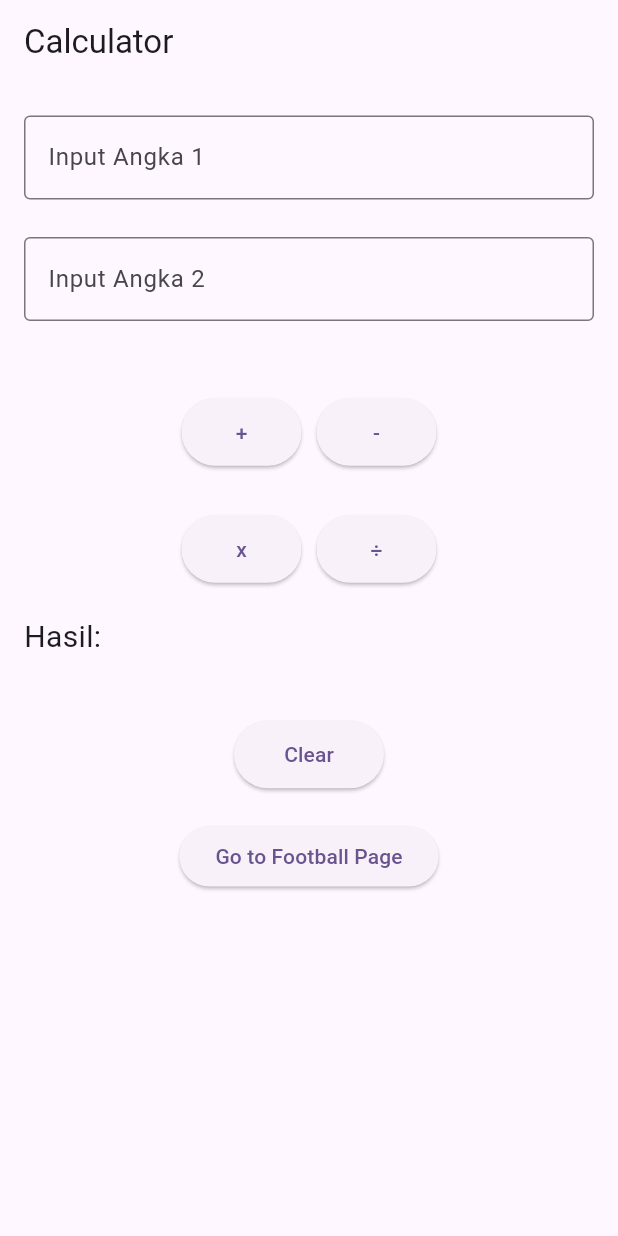
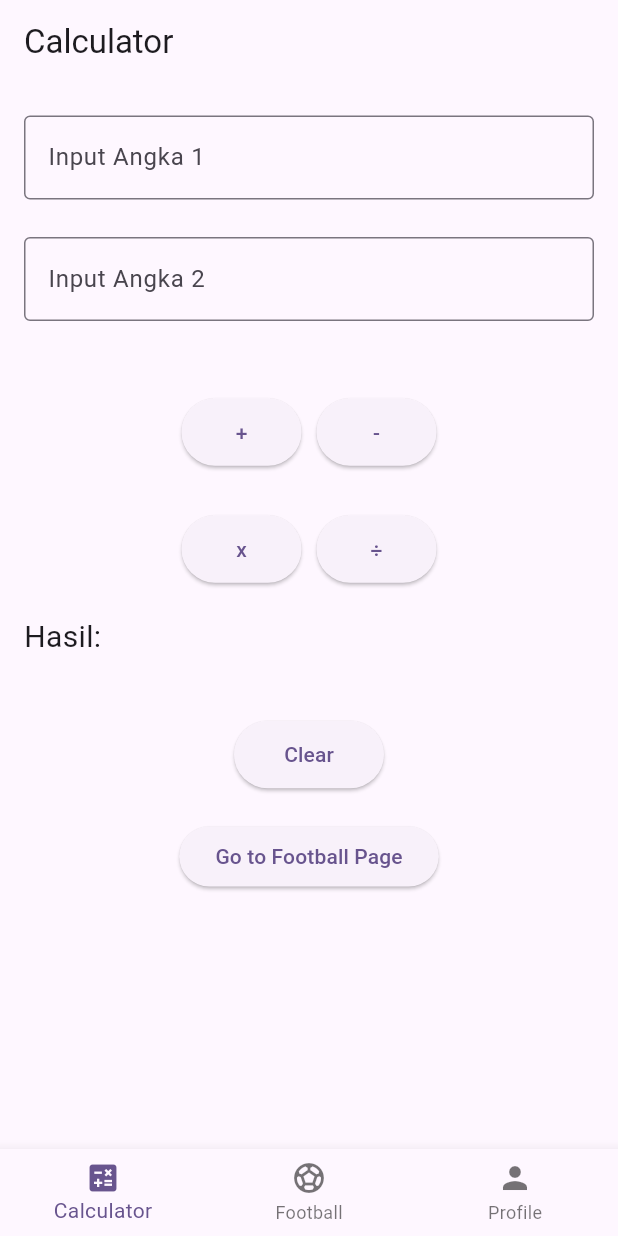
Before and after one commit to fahmilavender/latihan1_11pplg2, a Flutter app: the screen it shows after launch, on a phone screen of 412 x 824 dp. Run offline on Flutter 3.47's test engine with Material 3 defaults, Android fonts, the phone set to English and light mode, and no system bars; our stand-ins replace get.

```diff
--- /dev/null
+++ b/lib/controllers/nav_controller.dart
@@ -0,0 +1,9 @@
+import 'package:get/get.dart';
+
+class NavController extends GetxController {
+  var currentIndex = 0.obs;
+
+  void changeTab(int index) {
+    currentIndex.value = index;
+  }
+}
--- a/lib/main.dart
+++ b/lib/main.dart
@@ -18,7 +18,7 @@ class MyApp extends StatelessWidget {
       theme: ThemeData(
         colorScheme: ColorScheme.fromSeed(seedColor: Colors.deepPurple),
       ),
-      initialRoute: AppRoutes.calculatorPage,
+      initialRoute: AppRoutes.mainPage,
       getPages: AppPages.pages,
     );
   }
--- /dev/null
+++ b/lib/pages/main_page.dart
@@ -0,0 +1,41 @@
+import 'package:flutter/material.dart';
+import 'package:get/get.dart';
+import '../controllers/nav_controller.dart';
+import 'calculator_page.dart';
+import 'football_player_page.dart';
+import 'profile_page.dart';
+
+class MainPage extends StatelessWidget {
+  final NavController navController = Get.put(NavController());
+
+  final List<Widget> pages = [
+    CalculatorPage(),
+    FootballPlayerPage(),
+    ProfilePage(),
+  ];
+
+  @override
+  Widget build(BuildContext context) {
+    return Obx(() => Scaffold(
+      body: pages[navController.currentIndex.value],
+      bottomNavigationBar: BottomNavigationBar(
+        currentIndex: navController.currentIndex.value,
+        onTap: navController.changeTab,
+        items: const [
+          BottomNavigationBarItem(
+            icon: Icon(Icons.calculate),
+             label: "Calculator"
+             ),
+          BottomNavigationBarItem(
+            icon: Icon(Icons.sports_soccer),
+            label: "Football"
+            ),
+          BottomNavigationBarItem(
+            icon: Icon(Icons.person),
+            label: "Profile"
+            ),
+        ],
+      ),
+    ));
+  }
+}
--- a/lib/routes/pages.dart
+++ b/lib/routes/pages.dart
@@ -2,10 +2,16 @@ import 'package:get/get.dart';
 import 'package:latihan1_11pplg2/pages/calculator_page.dart';
 import 'package:latihan1_11pplg2/pages/edit_player_page.dart';
 import 'package:latihan1_11pplg2/pages/football_player_page.dart';
+import 'package:latihan1_11pplg2/pages/main_page.dart';
+import 'package:latihan1_11pplg2/pages/profile_page.dart';
 import 'package:latihan1_11pplg2/routes/routes.dart';
 
 class AppPages {
   static final pages = [
+     GetPage(
+      name: AppRoutes.mainPage,
+      page: () => MainPage(),
+    ),
     GetPage(
       name: AppRoutes.calculatorPage,
       page: () => CalculatorPage(),
@@ -18,5 +24,9 @@ class AppPages {
       name: AppRoutes.editFootballPage,
       page: () => EditPlayerPage(),
     ),
+    GetPage(
+      name: AppRoutes.profilePage,
+      page: () => ProfilePage(),
+    ),
   ];
 }
--- a/lib/routes/routes.dart
+++ b/lib/routes/routes.dart
@@ -1,5 +1,7 @@
 class AppRoutes{
+  static const String mainPage = "/mainPage";
   static const String calculatorPage = "/calculatorPage";
   static const String footballPage = "/footballPage";
   static const String editFootballPage = "/editFootballPage";
+  static const String profilePage = "/profilePage";
 }
--- a/pubspec.yaml
+++ b/pubspec.yaml
@@ -66,6 +66,7 @@ flutter:
     - assets/images/bellingham.jpg
     - assets/images/rodrygo.jpg
     - assets/images/rudiger.jpg
+    - assets/images/bbek.jpeg
 
   # An image asset can refer to one or more resolution-specific "variants", see
   # https://flutter.dev/to/resolution-aware-images
```
Also changed, not shown: lib/pages/profile_page.dart (added, +81 -0 lines), assets/images/bbek.jpeg (added).
